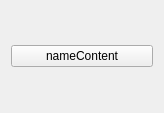
Before: the Qt Designer form Source/iTotemDesktop/Shell/ContentView.ui in lasolUndav/iTotem, drawn with Qt 5.
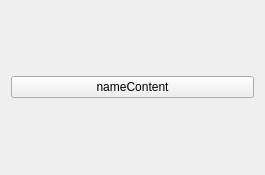
After: the same form once the commit is applied.

```diff
--- a/Source/iTotemDesktop/Shell/ContentView.ui
+++ b/Source/iTotemDesktop/Shell/ContentView.ui
@@ -6,8 +6,8 @@
    <rect>
     <x>0</x>
     <y>0</y>
-    <width>164</width>
-    <height>113</height>
+    <width>265</width>
+    <height>175</height>
    </rect>
   </property>
   <property name="windowTitle">
```
